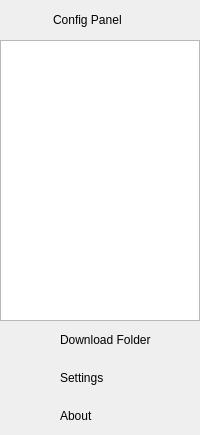
The window that src/common/view/configpanel/configpanel.ui (filesdnd/filesdnd-qt) describes before a commit, drawn with Qt 5.
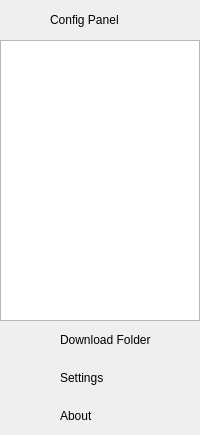
The same window after the commit. Icons and pictures are not drawn. Custom widgets are drawn as their Qt base class.

Commit message: Fix config panel graphical bugs

Patch:
```diff
--- a/src/common/view/configpanel/configpanel.ui
+++ b/src/common/view/configpanel/configpanel.ui
@@ -49,6 +49,9 @@
       </property>
       <item>
        <layout class="QHBoxLayout" name="horizontalLayout_3">
+        <property name="spacing">
+         <number>0</number>
+        </property>
         <item>
          <spacer name="configLeftSpacer">
           <property name="orientation">
@@ -69,6 +72,22 @@
           </property>
          </widget>
         </item>
+        <item>
+         <spacer name="horizontalSpacer">
+          <property name="orientation">
+           <enum>Qt::Horizontal</enum>
+          </property>
+          <property name="sizeType">
+           <enum>QSizePolicy::Fixed</enum>
+          </property>
+          <property name="sizeHint" stdset="0">
+           <size>
+            <width>7</width>
+            <height>20</height>
+           </size>
+          </property>
+         </spacer>
+        </item>
         <item>
          <widget class="QPushButton" name="refreshButton">
           <property name="maximumSize">
```
The commit also changes 2 other files.
